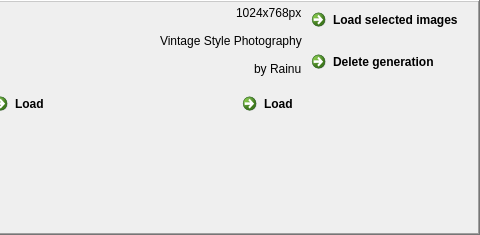
Before: the Qt Designer form leonardo_ai/view/generation_search_item.ui in rainu/krita-leonardo-ai, drawn with Qt 5; both pictures show x 514 to 994 and y 0 to 235 of the 994 by 235 pixel window.
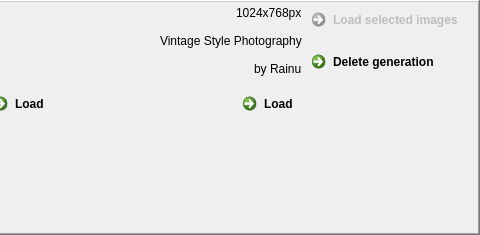
After: the same form once the commit is applied. Icons and pictures are not drawn.

```diff
--- a/leonardo_ai/view/generation_search_item.ui
+++ b/leonardo_ai/view/generation_search_item.ui
@@ -206,6 +206,9 @@
             </property>
             <item>
              <widget class="QCommandLinkButton" name="btnLoad">
+              <property name="enabled">
+               <bool>false</bool>
+              </property>
               <property name="text">
                <string>Load selected images</string>
               </property>
```
